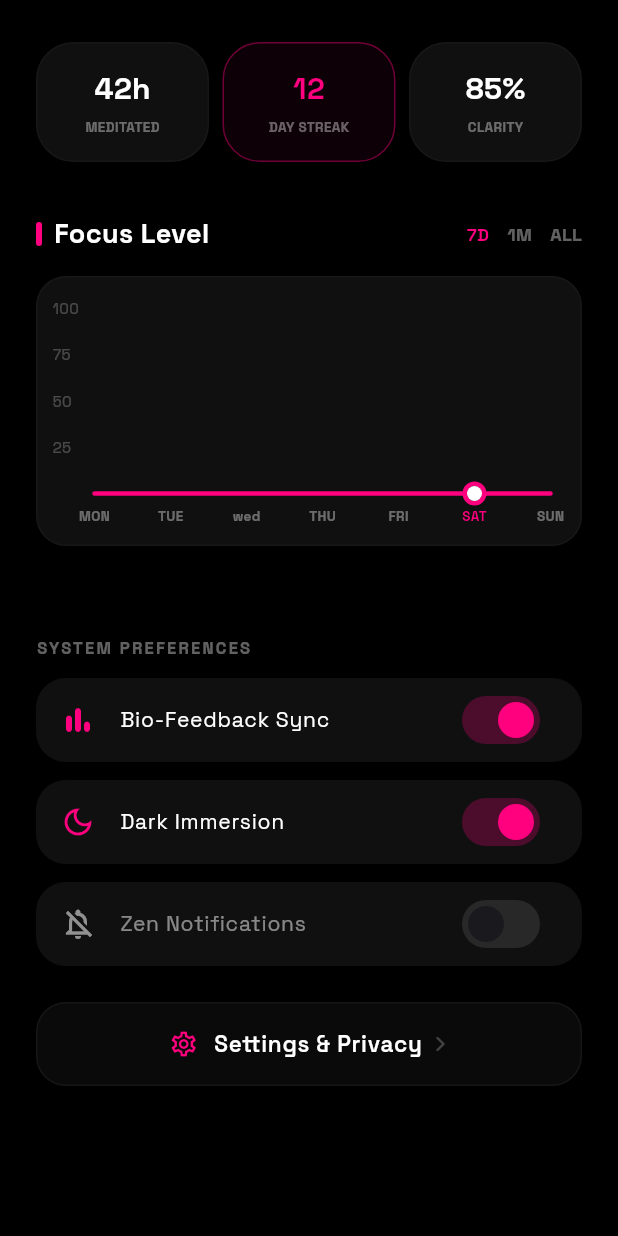
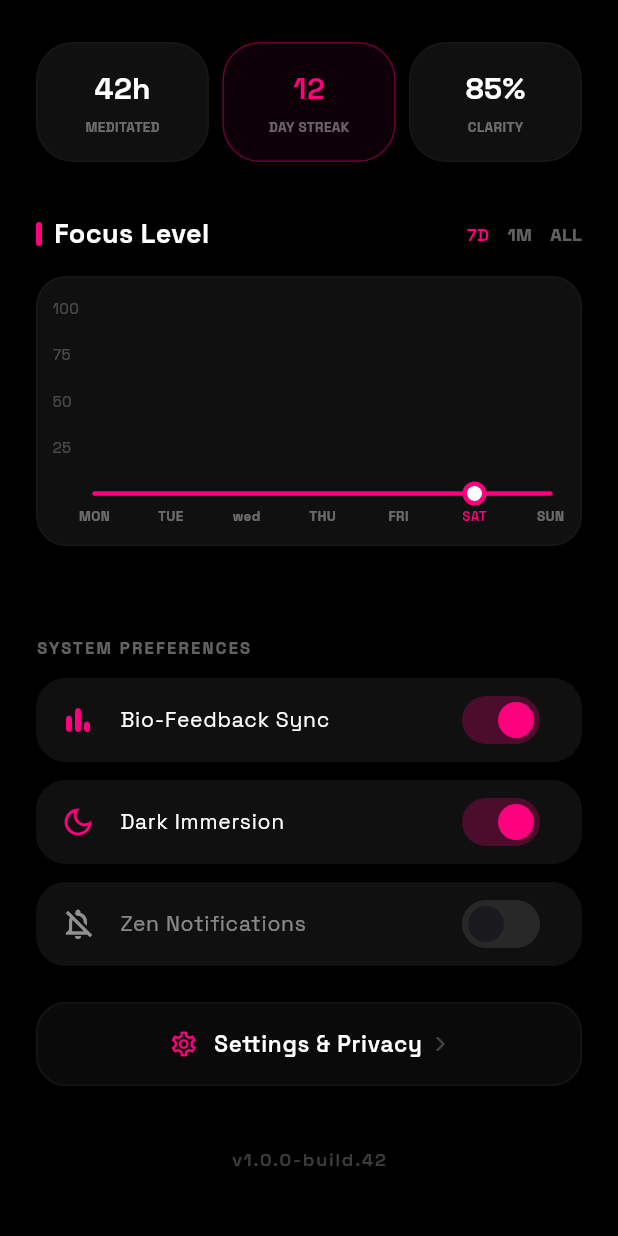
Before and after one commit to pacchetto/supreme-sniffleFlutterDyplom, a Flutter app: the ProfilePage screen opened directly, scrolled down 257 dp, on a phone screen of 412 x 824 dp. Run offline on Flutter 3.47's test engine with Material 3 defaults, Android fonts, the phone set to English and light mode, and no system bars; drawn by our look-alikes of fl_chart; our stand-ins replace flutter_dotenv, flutter_riverpod, google_fonts, image_picker, shared_preferences, supabase_flutter; accounts and stored records are empty.

Commit message:
Fixed profile game

```diff
--- a/lib/profile_page.dart
+++ b/lib/profile_page.dart
@@ -3,6 +3,7 @@
 import 'package:aetheria_graph_app/providers/user_data_provider.dart';
 import 'package:aetheria_graph_app/settings_page.dart';
 import 'package:flutter/material.dart';
+import 'package:flutter/services.dart'; // ДОДАНО: Для HapticFeedback (вібровідгук)
 import 'package:fl_chart/fl_chart.dart';
 import 'package:shared_preferences/shared_preferences.dart';
 import 'supabase_repository.dart';
@@ -142,27 +143,25 @@ class _ProfilePageState extends ConsumerState<ProfilePage> {
   };
 
   bool _zenNotifications = false;
+  // ignore: unused_field
   bool _isLoading = true;
   String _selectedPeriod = '7D';
 
   final Color neonPink = const Color(0xFFFF007F);
-  // Видимість міні-гри (за замовчуванням прихована)
-  bool _isGameVisible = false;
+
+  // -------------------------------------------------------------------
+  // ПАСХАЛКА: Змінні для гри
+  // -------------------------------------------------------------------
+  bool _isGameVisible = false; // Гра прихована за замовчуванням
+  int _versionClickCount = 0; // Лічильник кліків по версії
+  // -------------------------------------------------------------------
+
   int get _currentDayIndex => DateTime.now().weekday - 1;
 
   @override
   void initState() {
     super.initState();
     _initAppWithRealData();
-
-    // Слідкуємо за зміною режиму розробника в налаштуваннях, щоб показати гру
-    ref.listen<SettingsState>(settingsProvider, (previous, next) {
-      if (next.isDevMode == true && !_isGameVisible) {
-        setState(() {
-          _isGameVisible = true;
-        });
-      }
-    });
   }
 
   @override
@@ -205,6 +204,13 @@ class _ProfilePageState extends ConsumerState<ProfilePage> {
         ? const Color(0xFF000000)
         : const Color(0xFF1A1A1A);
 
+    ref.listen<SettingsState>(settingsProvider, (previous, next) {
+      if (next.isDevMode == true && !_isGameVisible) {
+        setState(() {
+          _isGameVisible = true;
+        });
+      }
+    });
     return Scaffold(
       backgroundColor: backgroundColor,
       body: SafeArea(
@@ -598,7 +604,7 @@ class _ProfilePageState extends ConsumerState<ProfilePage> {
             ),
           ),
 
-          // ІНТЕГРОВАНА МІНІ-ГРА (ТЕПЕР ЗАПУСКАЄТЬСЯ ЗАВЖДИ ЯК У МИНУЛИХ ВЕРСІЯХ)
+          // ІНТЕГРОВАНА МІНІ-ГРА (ПАСХАЛКА)
           const SizedBox(height: 25),
           if (_isGameVisible)
             CyberRunnerGame(
@@ -705,7 +711,45 @@ class _ProfilePageState extends ConsumerState<ProfilePage> {
               ),
             ),
           ),
-          const SizedBox(height: 80),
+
+          const SizedBox(height: 30),
+
+          // -------------------------------------------------------------------
+          // ТРИГЕР ПАСХАЛКИ: Версія додатку
+          // -------------------------------------------------------------------
+          Center(
+            child: GestureDetector(
+              onTap: () {
+                HapticFeedback.lightImpact(); // Легка вібрація на кожен тап
+                _versionClickCount++;
+
+                // Якщо тапнули 5 разів - показуємо гру
+                if (_versionClickCount >= 5) {
+                  setState(() {
+                    _isGameVisible = true;
+                  });
+                  _versionClickCount = 0; // Скидаємо лічильник
+                  // Додаткова трохи сильніша вібрація при розблокуванні
+                  HapticFeedback.mediumImpact();
+                }
+              },
+              child: const Padding(
+                padding: EdgeInsets.symmetric(vertical: 10, horizontal: 40),
+                child: Text(
+                  "v1.0.0-build.42",
+                  style: TextStyle(
+                    color: Colors.white24, // Сірий непомітний колір
+                    fontSize: 12,
+                    fontWeight: FontWeight.w500,
+                    letterSpacing: 1.2,
+                  ),
+                ),
+              ),
+            ),
+          ),
+
+          // -------------------------------------------------------------------
+          const SizedBox(height: 40),
         ],
       ),
     );
```
Also changed, not shown: lib/main.dart (+14 -8 lines), lib/settings_page.dart (+14 -0 lines).
